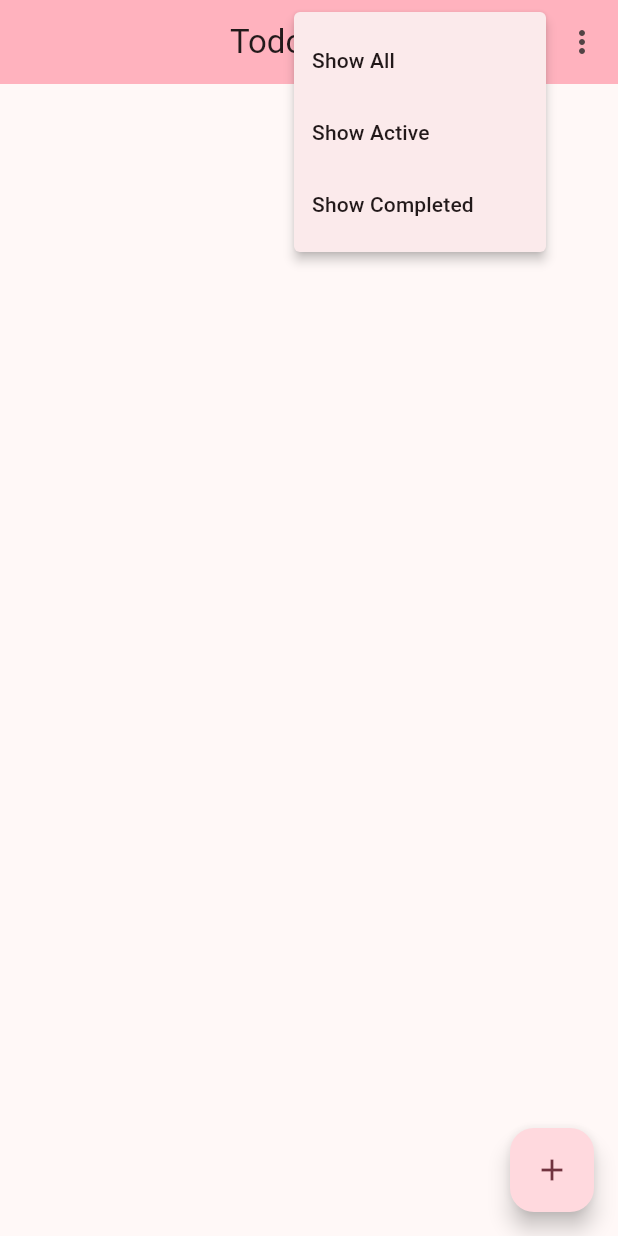
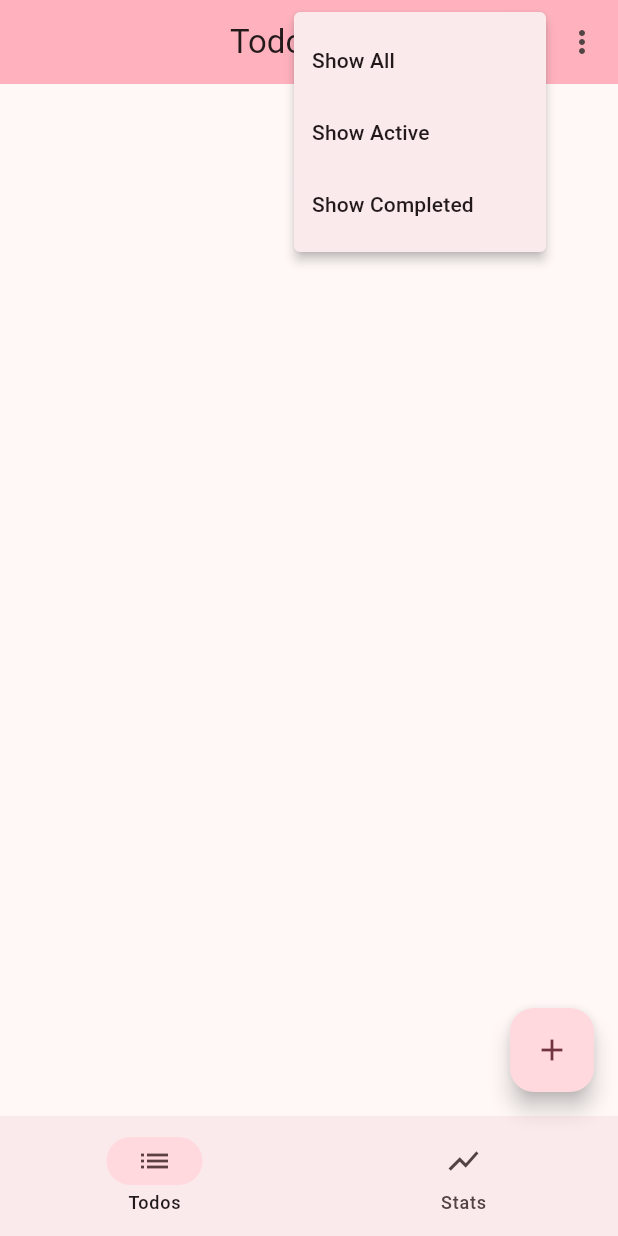
Before and after one commit to k-nacion/todo_app_riverpod, a Flutter app: the screen it shows after launch, after a tap on the "filter list" icon, on a phone screen of 412 x 824 dp. Run offline on Flutter 3.47's test engine with Material 2 defaults, Android fonts, the phone set to English and light mode, and no system bars; our stand-ins replace equatable, flutter_riverpod, flutter_slidable.

Commit message:
refactor widgets into smaller indepent class

```diff
--- a/lib/main.dart
+++ b/lib/main.dart
@@ -1,7 +1,7 @@
 import 'package:flutter/material.dart';
 import 'package:flutter_riverpod/flutter_riverpod.dart';
-import 'package:todo_app/pages/homepage.dart';
 import 'package:todo_app/provider/config_provider.dart';
+import 'package:todo_app/screens/home_screen/home_screen.dart';
 
 void main() => runApp(const ProviderScope(child: MyApp()));
 
@@ -14,7 +14,7 @@ class MyApp extends ConsumerWidget {
       title: 'Todo App',
       debugShowCheckedModeBanner: false,
       theme: ref.watch(themeProvider),
-      home: const Homepage(),
+      home: const HomeScreen(),
     );
   }
 }
--- a/lib/pages/homepage.dart
+++ /dev/null
@@ -1,115 +0,0 @@
-import 'package:flutter/material.dart';
-import 'package:flutter_riverpod/flutter_riverpod.dart';
-import 'package:flutter_slidable/flutter_slidable.dart';
-import 'package:todo_app/model/appbar.dart';
-import 'package:todo_app/pages/add_page.dart';
-import 'package:todo_app/provider/todo_provider.dart';
-
-class Homepage extends ConsumerWidget {
-  const Homepage({super.key});
-
-  @override
-  Widget build(BuildContext context, WidgetRef ref) {
-    final todoList = ref.watch(todoListProvider);
-
-    return Scaffold(
-      appBar: _createAppBar(context, ref),
-      // bottomNavigationBar:,
-      floatingActionButton: FloatingActionButton(
-        child: const Icon(Icons.add),
-        onPressed: () async =>
-            await Navigator.push(context, MaterialPageRoute(builder: (context) => AddPage())),
-      ),
-      body: _createListView(context, ref),
-    );
-  }
-
-  PreferredSizeWidget _createAppBar(BuildContext context, WidgetRef ref) {
-    return AppBar(
-      title: const Text('Todos App'),
-      centerTitle: true,
-      backgroundColor: Theme.of(context).colorScheme.inversePrimary,
-      actions: [
-        PopupMenuButton(
-          itemBuilder: (context) {
-            return <PopupMenuEntry<FilterMenu>>[
-              const PopupMenuItem(
-                value: FilterMenu.showAll,
-                child: Text('Show All'),
-              ),
-              const PopupMenuItem(
-                value: FilterMenu.showActive,
-                child: Text('Show Active'),
-              ),
-              const PopupMenuItem(
-                value: FilterMenu.showCompleted,
-                child: Text('Show Completed'),
-              ),
-            ];
-          },
-          icon: const Icon(Icons.filter_list),
-        ),
-        PopupMenuButton(
-          itemBuilder: (context) {
-            return <PopupMenuEntry<HomeMenu>>[
-              const PopupMenuItem(
-                value: HomeMenu.markAllComplete,
-                child: Text('Mark all complete'),
-              ),
-              const PopupMenuItem(
-                value: HomeMenu.markAllComplete,
-                child: Text('Clear completed'),
-              ),
-            ];
-          },
-        )
-      ],
-    );
-  }
-
-  Widget _createListView(BuildContext context, WidgetRef ref) {
-    final todos = ref.watch(todoListProvider);
-
-    const separatorBuilder = SizedBox(
-        height: 4,
-        child: Center(
-          child: Divider(),
-        ));
-
-    return ListView.separated(
-      itemBuilder: (context, index) {
-        final todo = todos[index];
-
-        return Slidable(
-          key: ValueKey(todo.id),
-          startActionPane: ActionPane(
-            motion: const ScrollMotion(),
-            extentRatio: .2,
-            children: [
-              SlidableAction(
-                onPressed: (context) {
-                  ref.read(todoListProvider.notifier).removeTodo(todo.id);
-                },
-                backgroundColor: Colors.red,
-                icon: Icons.delete,
-              )
-            ],
-          ),
-          child: CheckboxListTile(
-            value: todo.isCompleted,
-            onChanged: (value) {
-              ref.read(todoListProvider.notifier).toggleComplete(todo.id);
-            },
-            title: Text(
-              todo.content,
-              style:
-                  todo.isCompleted ? const TextStyle(decoration: TextDecoration.lineThrough) : null,
-            ),
-          ),
-        );
-      },
-      separatorBuilder: (context, index) => separatorBuilder,
-      itemCount: todos.length,
-    );
-  }
-}
--- /dev/null
+++ b/lib/screens/home_screen/home_bottom_navigation_bar.dart
@@ -0,0 +1,24 @@
+import 'package:flutter/material.dart';
+import 'package:flutter_riverpod/flutter_riverpod.dart';
+import 'package:todo_app/screens/home_screen/providers/home_bottom_navigation_bar_index_provider.dart';
+
+class HomeBottomNavigationBar extends ConsumerWidget {
+  const HomeBottomNavigationBar({super.key});
+
+  @override
+  Widget build(BuildContext context, WidgetRef ref) {
+    final selectedIndex = ref.watch(homeBottomNavigationBarIndexProvider);
+    final selectedIndexController = ref.watch(homeBottomNavigationBarIndexProvider.notifier);
+
+    return NavigationBar(
+      selectedIndex: selectedIndex,
+      onDestinationSelected: (value) {
+        selectedIndexController.state = value;
+      },
+      destinations: const [
+        NavigationDestination(icon: Icon(Icons.list), label: 'Todos'),
+        NavigationDestination(icon: Icon(Icons.show_chart), label: 'Stats'),
+      ],
+    );
+  }
+}
--- /dev/null
+++ b/lib/screens/home_screen/home_floating_action_button.dart
@@ -0,0 +1,15 @@
+import 'package:flutter/material.dart';
+import 'package:todo_app/screens/add_page.dart';
+
+class HomeFloatingActionButton extends StatelessWidget {
+  const HomeFloatingActionButton({super.key});
+
+  @override
+  Widget build(BuildContext context) {
+    return FloatingActionButton(
+      child: const Icon(Icons.add),
+      onPressed: () async =>
+          await Navigator.push(context, MaterialPageRoute(builder: (context) => AddPage())),
+    );
+  }
+}
--- /dev/null
+++ b/lib/screens/home_screen/home_screen.dart
@@ -0,0 +1,74 @@
+import 'package:flutter/material.dart';
+import 'package:flutter_riverpod/flutter_riverpod.dart';
+import 'package:todo_app/model/appbar.dart';
+import 'package:todo_app/provider/todo_provider.dart';
+import 'package:todo_app/screens/home_screen/home_bottom_navigation_bar.dart';
+import 'package:todo_app/screens/home_screen/home_floating_action_button.dart';
+import 'package:todo_app/screens/home_screen/pages/stats_page.dart';
+import 'package:todo_app/screens/home_screen/pages/todo_page.dart';
+import 'package:todo_app/screens/home_screen/providers/home_bottom_navigation_bar_index_provider.dart';
+
+class HomeScreen extends ConsumerWidget {
+  const HomeScreen({super.key});
+
+  @override
+  Widget build(BuildContext context, WidgetRef ref) {
+    final todoList = ref.watch(todoListProvider);
+
+    final selectedNavigationIndex = ref.watch(homeBottomNavigationBarIndexProvider);
+
+    return Scaffold(
+      appBar: _createAppBar(context, ref),
+      // bottomNavigationBar:,
+      floatingActionButton: HomeFloatingActionButton(),
+      body: [
+        const TodosPage(),
+        const StatsPage(),
+      ][selectedNavigationIndex],
+      bottomNavigationBar: const HomeBottomNavigationBar(),
+    );
+  }
+
+  PreferredSizeWidget _createAppBar(BuildContext context, WidgetRef ref) {
+    return AppBar(
+      title: const Text('Todos App'),
+      centerTitle: true,
+      backgroundColor: Theme.of(context).colorScheme.inversePrimary,
+      actions: [
+        PopupMenuButton(
+          itemBuilder: (context) {
+            return <PopupMenuEntry<FilterMenu>>[
+              const PopupMenuItem(
+                value: FilterMenu.showAll,
+                child: Text('Show All'),
+              ),
+              const PopupMenuItem(
+                value: FilterMenu.showActive,
+                child: Text('Show Active'),
+              ),
+              const PopupMenuItem(
+                value: FilterMenu.showCompleted,
+                child: Text('Show Completed'),
+              ),
+            ];
+          },
+          icon: const Icon(Icons.filter_list),
+        ),
+        PopupMenuButton(
+          itemBuilder: (context) {
+            return <PopupMenuEntry<HomeMenu>>[
+              const PopupMenuItem(
+                value: HomeMenu.markAllComplete,
+                child: Text('Mark all complete'),
+              ),
+              const PopupMenuItem(
+                value: HomeMenu.markAllComplete,
+                child: Text('Clear completed'),
+              ),
+            ];
+          },
+        )
+      ],
+    );
+  }
+}
--- /dev/null
+++ b/lib/screens/home_screen/pages/todo_page.dart
@@ -0,0 +1,55 @@
+import 'package:flutter/material.dart';
+import 'package:flutter_riverpod/flutter_riverpod.dart';
+import 'package:flutter_slidable/flutter_slidable.dart';
+import 'package:todo_app/provider/todo_provider.dart';
+
+class TodosPage extends ConsumerWidget {
+  const TodosPage({super.key});
+
+  @override
+  Widget build(BuildContext context, WidgetRef ref) {
+    final todos = ref.watch(todoListProvider);
+
+    const separatorBuilder = SizedBox(
+        height: 4,
+        child: Center(
+          child: Divider(),
+        ));
+
+    return ListView.separated(
+      itemBuilder: (context, index) {
+        final todo = todos[index];
+
+        return Slidable(
+          key: ValueKey(todo.id),
+          startActionPane: ActionPane(
+            motion: const ScrollMotion(),
+            extentRatio: .2,
+            children: [
+              SlidableAction(
+                onPressed: (context) {
+                  ref.read(todoListProvider.notifier).removeTodo(todo.id);
+                },
+                backgroundColor: Colors.red,
+                icon: Icons.delete,
+              )
+            ],
+          ),
+          child: CheckboxListTile(
+            value: todo.isCompleted,
+            onChanged: (value) {
+              ref.read(todoListProvider.notifier).toggleComplete(todo.id);
+            },
+            title: Text(
+              todo.content,
+              style:
+                  todo.isCompleted ? const TextStyle(decoration: TextDecoration.lineThrough) : null,
+            ),
+          ),
+        );
+      },
+      separatorBuilder: (context, index) => separatorBuilder,
+      itemCount: todos.length,
+    );
+  }
+}
--- /dev/null
+++ b/lib/screens/home_screen/providers/home_bottom_navigation_bar_index_provider.dart
@@ -0,0 +1,5 @@
+import 'package:flutter_riverpod/flutter_riverpod.dart';
+
+final homeBottomNavigationBarIndexProvider = StateProvider<int>((ref) {
+  return 0;
+});
```
Also changed, not shown: lib/screens/home_screen/home_app_bar.dart (added, +21 -0 lines), lib/screens/home_screen/pages/stats_page.dart (added, +11 -0 lines), lib/screens/add_page.dart (renamed from lib/pages/add_page.dart), lib/screens/completed_page.dart (added).
